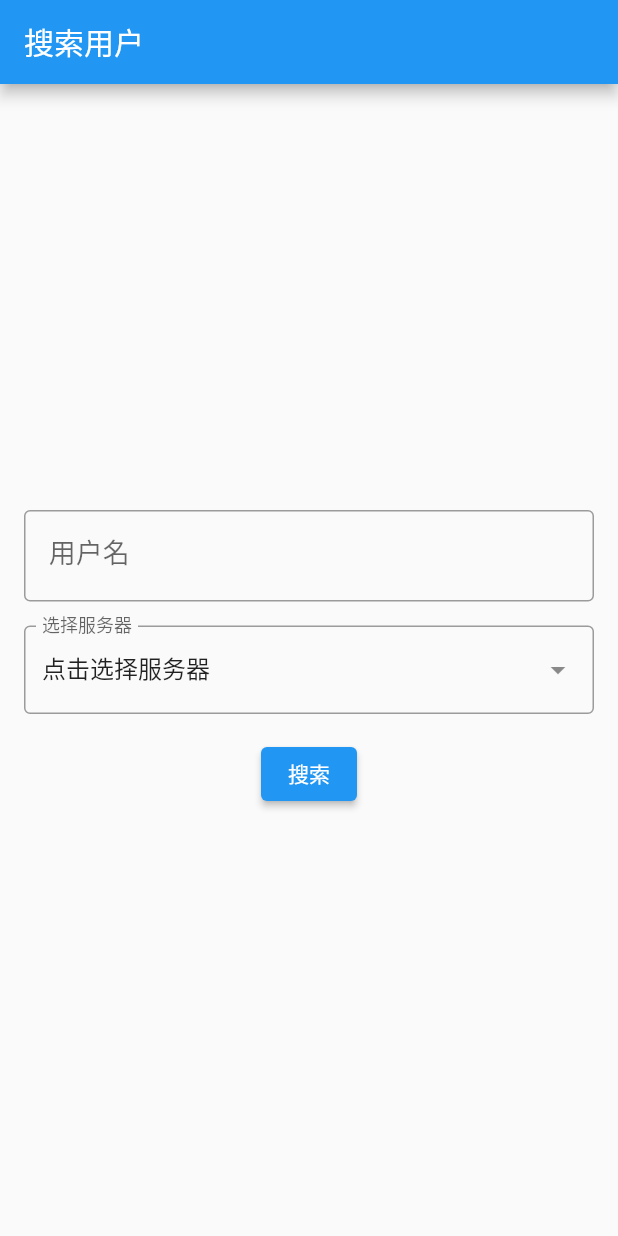
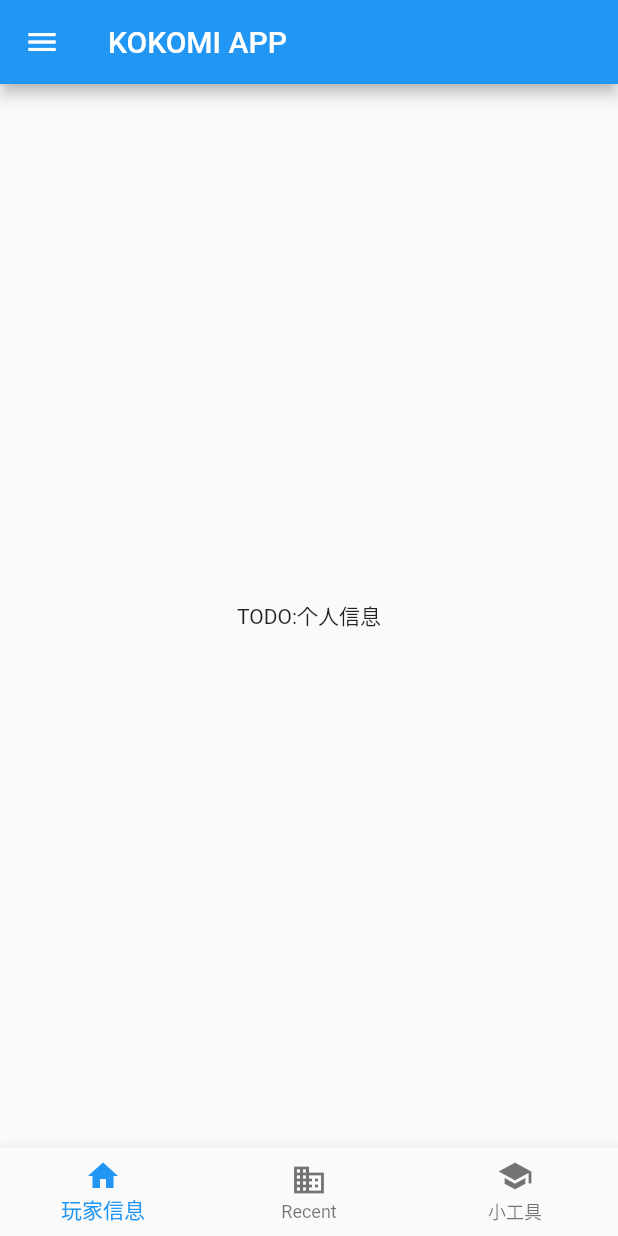
Before and after one commit to LXPDY/wows_kokomi_app, a Flutter app: the screen it shows after launch, on a phone screen of 412 x 824 dp. Run offline on Flutter 3.47's test engine with Material 2 defaults, Android fonts, the phone set to English and light mode, and no system bars; accounts and stored records are empty.

Commit message:
feat:增加应用框架

```diff
--- a/lib/common/kkm_http_tool.dart
+++ b/lib/common/app_http_tool.dart
@@ -2,7 +2,7 @@ import 'package:http/http.dart' as http;
 import 'package:http/http.dart';
 
 /// Http请求工具类，通过url获得http返回
-class KkmHttpTool {
+class AppHttpTool {
   Future<Response> httpGet(String url) async {
     Response response = http.Response("http_request_unknown_fail", 404);
     try {
@@ -19,4 +19,4 @@ class KkmHttpTool {
   }
 }
 
-final KkmHttpTool httpTool = KkmHttpTool();
+final AppHttpTool httpTool = AppHttpTool();
--- a/lib/main.dart
+++ b/lib/main.dart
@@ -1,4 +1,5 @@
 import 'package:flutter/material.dart';
+import 'package:wows_kokomi_app/widgets/app_home_page.dart';
 // import 'package:http/http.dart';
 // import 'package:wows_kokomi_app/common/kkm_http_tool.dart';
 // import 'package:wows_kokomi_app/models/server_name.dart';
@@ -20,7 +21,7 @@ class MyApp extends StatelessWidget {
       theme: ThemeData(
         primarySwatch: Colors.blue,
       ),
-      home: const UserInputPage(),
+      home:  MyHomePage(),
     );
   }
 }
--- /dev/null
+++ b/lib/models/user_model.dart
@@ -0,0 +1,4 @@
+
+class UserModel {
+
+}
--- a/lib/models/user_seach_model.dart
+++ b/lib/models/user_seach_model.dart
@@ -4,7 +4,7 @@ import 'package:http/http.dart';
 import 'package:wows_kokomi_app/common/user_global.dart';
 import 'package:wows_kokomi_app/models/server_name.dart';
 
-import '../common/kkm_http_tool.dart';
+import '../common/app_http_tool.dart';
 import 'error_model.dart';
 
 /// 用户搜索数据集
--- /dev/null
+++ b/lib/widgets/app_darwer.dart
@@ -0,0 +1,2 @@
+import 'package:flutter/material.dart';
+import 'package:wows_kokomi_app/models/user_model.dart';
--- /dev/null
+++ b/lib/widgets/app_home_page.dart
@@ -0,0 +1,80 @@
+import 'package:flutter/material.dart';
+import 'package:wows_kokomi_app/widgets/user_search_view.dart';
+
+class MyHomePage extends StatefulWidget {
+  @override
+  State<MyHomePage> createState() => _MyHomePageState();
+}
+
+class _MyHomePageState extends State<MyHomePage> {
+  int _selectedIndex = 0;
+  static const List<Widget> _pages = <Widget>[
+    Text('TODO:个人信息'),
+    Text('TODO:Recent战绩'),
+    Text('TODO:小工具'),
+  ];
+
+  void _onItemTapped(int index) {
+    setState(() {
+      _selectedIndex = index;
+    });
+  }
+
+  @override
+  Widget build(BuildContext context) {
+    return Scaffold(
+      appBar: AppBar(title: const Text('KOKOMI APP')),
+      drawer: Drawer(
+        child: ListView(
+          padding: EdgeInsets.zero,
+          children: <Widget>[
+            const DrawerHeader(
+              decoration: BoxDecoration(
+                color: Colors.blue,
+              ),
+              child: Text(
+                'TODO:玩家信息',
+                style: TextStyle(
+                  color: Colors.white,
+                  fontSize: 24,
+                ),
+              ),
+            ),
+            ListTile(
+              leading: const Icon(Icons.search),
+              title: const Text('搜索玩家'),
+              onTap: () {
+                // 在这里执行跳转到搜索界面的操作
+                Navigator.push(
+                  context,
+                  MaterialPageRoute(builder: (context) => const UserInputPage()),
+                );
+              },
+            ),
+          ],
+        ),
+      ),
+      body: Center(
+        child: _pages.elementAt(_selectedIndex),
+      ),
+      bottomNavigationBar: BottomNavigationBar(
+        items: const <BottomNavigationBarItem>[
+          BottomNavigationBarItem(
+            icon: Icon(Icons.home),
+            label: '玩家信息',
+          ),
+          BottomNavigationBarItem(
+            icon: Icon(Icons.business),
+            label: 'Recent',
+          ),
+          BottomNavigationBarItem(
+            icon: Icon(Icons.school),
+            label: '小工具',
+          ),
+        ],
+        currentIndex: _selectedIndex,
+        onTap: _onItemTapped,
+      ),
+    );
+  }
+}
--- a/lib/widgets/user_search_view.dart
+++ b/lib/widgets/user_search_view.dart
@@ -22,7 +22,7 @@ class _UserInputPageState extends State<UserInputPage> {
   @override
   Widget build(BuildContext context) {
     return Scaffold(
-      appBar: AppBar(title: const Text('搜索用户')),
+      appBar: AppBar(title: const Text('搜索玩家')),
       body: Center(
         child: Padding(
           padding: const EdgeInsets.all(16.0),
```
Also changed, not shown: lib/widgets/user_search_list_view.dart (line endings or trailing spaces), 1 other file.
